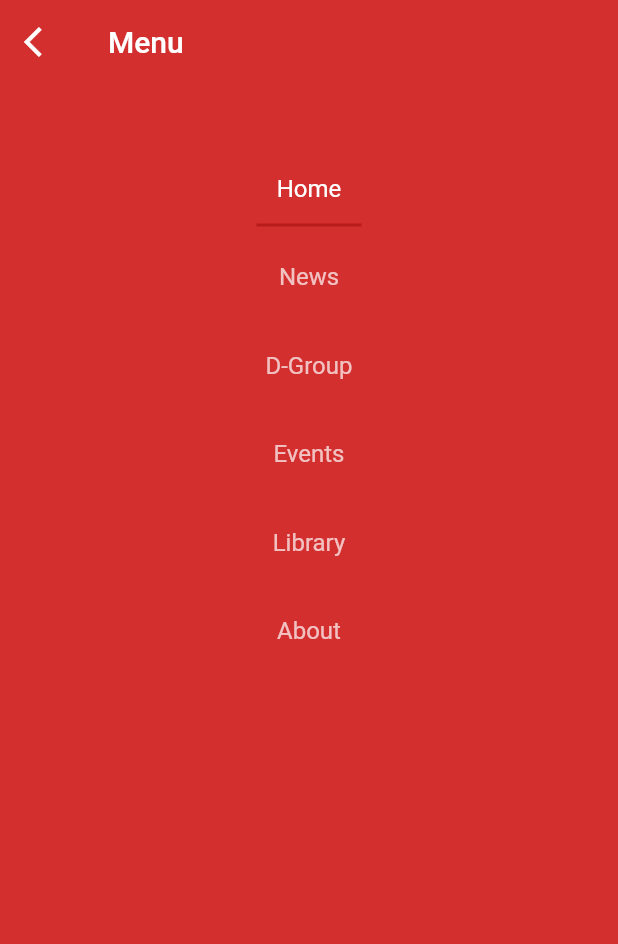
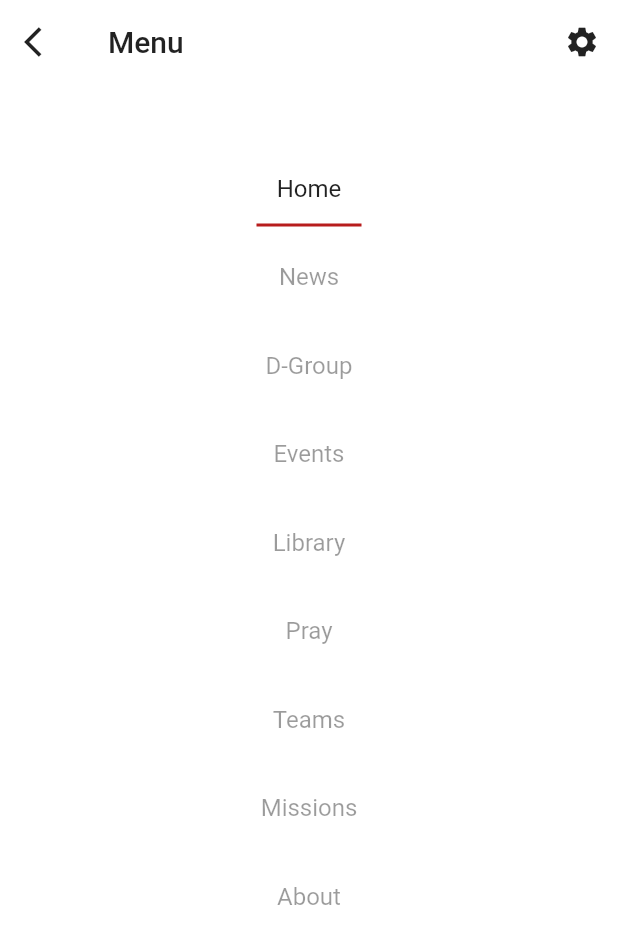
Before and after one commit to Ben-Floyd/Alabama-XA-APP, a Flutter app: the screen it shows after launch, after a tap on the "menu" icon, on a phone screen of 412 x 824 dp. Shown: the top 944 px of the screen. Run offline on Flutter 3.47's test engine with Material 2 defaults, Android fonts, the phone set to English and light mode, and no system bars.

Commit message:
Menu look finished

```diff
--- a/lib/app.dart
+++ b/lib/app.dart
@@ -10,6 +10,24 @@ class UAChiAlphaApp extends StatelessWidget
     return MaterialApp(
       title: 'UA XA',
       home: Frame(),
+      themeMode: ThemeMode.light,
+      theme: ThemeData(
+        brightness: Brightness.light,
+        primaryColor: Colors.white,
+        accentColor: Colors.redAccent[700],
+        indicatorColor: Colors.red[900],
+        primaryIconTheme: IconThemeData(
+          color: Colors.black54,
+        ),
+        primaryTextTheme: TextTheme(
+          button: TextStyle(
+            color: Colors.black87,
+          ),
+        )
+      ),
+      darkTheme: ThemeData(
+        brightness: Brightness.dark,
+      ),
     );
   }
 }
--- a/lib/frame.dart
+++ b/lib/frame.dart
@@ -10,6 +10,11 @@ class Frame extends StatefulWidget
 {
   @override
   _FrameState createState() => _FrameState();
+
+  void gotoTab()
+  {
+
+  }
 }
 
 class _FrameState extends State<Frame>
@@ -38,7 +43,7 @@ class _FrameState extends State<Frame>
                 leading: IconButton(
                   icon: Icon(
                     Icons.menu,
-                    color: Colors.black54,
+                    color: Theme.of(context).primaryIconTheme.color,
                   ),
                   iconSize: 40,
                   tooltip: 'Menu',
@@ -56,7 +61,7 @@ class _FrameState extends State<Frame>
                   IconButton(
                     icon: Icon(
                       Icons.account_circle,
-                      color: Colors.redAccent[700],
+                      color: Theme.of(context).accentColor,
                     ),
                     iconSize: 40,
                     tooltip: 'Profile',
@@ -68,9 +73,10 @@ class _FrameState extends State<Frame>
                 ],
 
                 bottom: TabBar(
-                  labelColor: Colors.redAccent[700],
-                  unselectedLabelColor: Colors.black54,
-                  indicatorColor: Colors.redAccent[700],
+
+                  labelColor: Theme.of(context).accentColor,
+                  unselectedLabelColor: Theme.of(context).primaryIconTheme.color,
+                  indicatorColor: Theme.of(context).accentColor,
                   tabs: <Widget>[
                     Tab(child: Icon(Icons.home),),
                     Tab(child: Icon(Icons.group),),
@@ -78,7 +84,7 @@ class _FrameState extends State<Frame>
                     Tab(child: Icon(Icons.local_library),),
                   ],
                 ),
-                backgroundColor: Colors.white70,
+                backgroundColor: Theme.of(context).primaryColor.withAlpha(200),
                 centerTitle: true,
                 floating: true,
                 snap: true,
@@ -153,7 +159,7 @@ class _FrameState extends State<Frame>
   Route _createMenuRoute()
   {
     return PageRouteBuilder(
-        pageBuilder: (context, animation, secondaryAnimation) => Menu(currentPage: 'Home',),
+        pageBuilder: (context, animation, secondaryAnimation) => MenuPage(currentPage: 'Home',),
         transitionsBuilder: (context, animation, secondaryAnimation, child)
         {
           var begin = Offset(-1, 0);
--- a/lib/login.dart
+++ b/lib/login.dart
@@ -46,7 +46,7 @@ class _LoginPageState extends State<LoginPage>
               children: <Widget>[
                 FlatButton(
                   child: Text('CANCEL'),
-                  textColor: Colors.black87,
+                  textColor: Theme.of(context).primaryTextTheme.button.color,
                   onPressed: ()
                   {
                     // Checks Keyboard Visibility
@@ -66,7 +66,7 @@ class _LoginPageState extends State<LoginPage>
                 ),
                 RaisedButton(
                   child: Text('LOGIN'),
-                  color: Colors.redAccent[700],
+                  color: Theme.of(context).accentColor,
                   onPressed: ()
                   {
                     //TODO login and display snack
--- a/lib/menu.dart
+++ b/lib/menu.dart
@@ -2,72 +2,43 @@ import 'package:flutter/material.dart';
 
 import 'package:meta/meta.dart';
 
-class Menu extends StatelessWidget {
+import 'settings.dart';
+import 'frame.dart';
 
-  String currentPage;
-  //final ValueChanged<String> onPageTap;
-  final List<String> _pages = const ['Home', 'News', 'D-Group', 'Events', 'Library', 'About'];
+class MenuPage extends StatelessWidget {
 
-  Menu({
+  final String currentPage;
+  final List<String> _pages = const ['Home', 'News', 'D-Group', 'Events', 'Library', 'Pray', 'Teams', 'Missions', 'About'];
+
+  MenuPage({
     Key key,
     @required this.currentPage,
     //@required this.onPageTap,
   }) : assert(currentPage != null);
      //assert(onPageTap != null);
 
-  Widget _buildPageListing(String page, BuildContext context)
-  {
-    return ListTile(
-      onTap: ()
-      {
-        currentPage = page;
-        // update app state
-        Navigator.pop(context);
-      },
-      title: page == currentPage
-          ? Column(
-        children: <Widget>[
-          SizedBox(height: 16.0,),
-          Text(
-            page,
-            style: TextStyle(
-              color: Colors.white,
-            ),
-            textAlign: TextAlign.center,
-          ),
-          SizedBox(height: 14.0),
-          Container(
-            width: 70.0,
-            height: 2.0,
-            color: Colors.red[900],
-          ),
-        ],
-      )
-          : Padding(
-        padding: EdgeInsets.symmetric(vertical: 16.0),
-        child: Text(
-          page,
-          style: TextStyle(
-            color: Colors.white70,
-          ),
-          textAlign: TextAlign.center,
-        ),
-      ),
-    );
-  }
-
   Widget build(BuildContext context) {
     return Scaffold(
       appBar: AppBar(
         leading: IconButton(
-          icon: Icon(Icons.arrow_back_ios,),
+          icon: Icon(Icons.arrow_back_ios, color: Theme.of(context).textTheme.button.color,),
           onPressed: ()
           {
             Navigator.pop(context);
           },
         ),
-        title: Text('Menu',),
-        backgroundColor: Colors.red[700],
+        title: Text('Menu', style: TextStyle(color: Theme.of(context).textTheme.button.color),),
+        actions: <Widget>
+        [
+          IconButton(
+            icon: Icon(Icons.settings, color: Theme.of(context).textTheme.button.color,),
+            onPressed: ()
+            {
+              Navigator.of(context).push(_createSettingsRoute());
+            },
+          )
+        ],
+        backgroundColor: Colors.transparent,
         elevation: 0,
         centerTitle: false,
       ),
@@ -80,7 +51,71 @@ class Menu extends StatelessWidget {
           ),
         ),
       ),
-      backgroundColor: Colors.red[700],
+      backgroundColor: Theme.of(context).primaryColor,
+    );
+  }
+
+  Widget _buildPageListing(String page, BuildContext context)
+  {
+    return ListTile(
+      onTap: ()
+      {
+        //currentPage = page;
+        //TODO update app state
+
+
+
+        Navigator.pop(context);
+      },
+      title: page == currentPage
+          ? Column(
+        children: <Widget>[
+          SizedBox(height: 16.0,),
+          Text(
+            page,
+            style: TextStyle(
+              color: Theme.of(context).textTheme.button.color,
+            ),
+            textAlign: TextAlign.center,
+          ),
+          SizedBox(height: 14.0),
+          Container(
+            width: 70.0,
+            height: 2.0,
+            color: Theme.of(context).indicatorColor,
+          ),
+        ],
+      )
+          : Padding(
+        padding: EdgeInsets.symmetric(vertical: 16.0),
+        child: Text(
+          page,
+          style: TextStyle(
+            color: Theme.of(context).textTheme.button.color.withAlpha(100),
+          ),
+          textAlign: TextAlign.center,
+        ),
+      ),
+    );
+  }
+
+  Route _createSettingsRoute() {
+    return PageRouteBuilder(
+        pageBuilder: (context, animation, secondaryAnimation) => SettingsPage(),
+        transitionsBuilder: (context, animation, secondaryAnimation, child) {
+          var begin = Offset(1, 0);
+          var end = Offset.zero;
+          var curve = Curves.ease;
+
+          var tween = Tween(begin: begin, end: end).chain(
+              CurveTween(curve: curve));
+          var offsetAnimation = animation.drive(tween);
+
+          return SlideTransition(
+            position: offsetAnimation,
+            child: child,
+          );
+        }
     );
   }
 }
```
Also changed, not shown: lib/settings.dart (+23 -0 lines).
